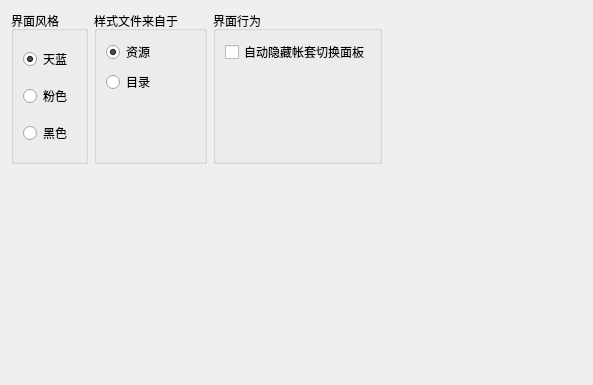
First picture: the form in forms/appcommcfgpanel.ui, repository wangkungit5905/PzAssistant, before the edit.
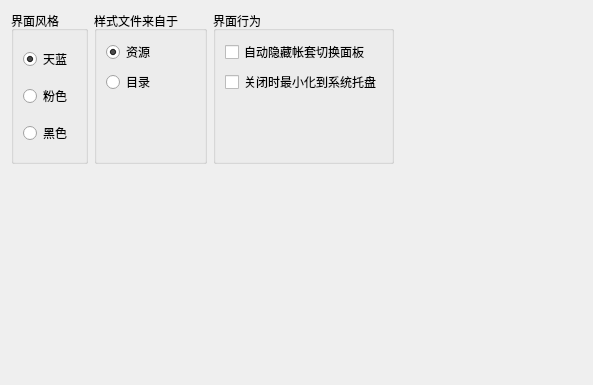
Second picture: the form after the edit.

Commit message: 实现单例模式、最小化到系统托盘和启动画面

The edit to the form file:
```diff
--- a/forms/appcommcfgpanel.ui
+++ b/forms/appcommcfgpanel.ui
@@ -101,6 +101,13 @@
           </property>
          </widget>
         </item>
+        <item>
+         <widget class="QCheckBox" name="chkMinToTray">
+          <property name="text">
+           <string>关闭时最小化到系统托盘</string>
+          </property>
+         </widget>
+        </item>
         <item>
          <spacer name="verticalSpacer_2">
           <property name="orientation">
```
The commit also changes 28 other files.
